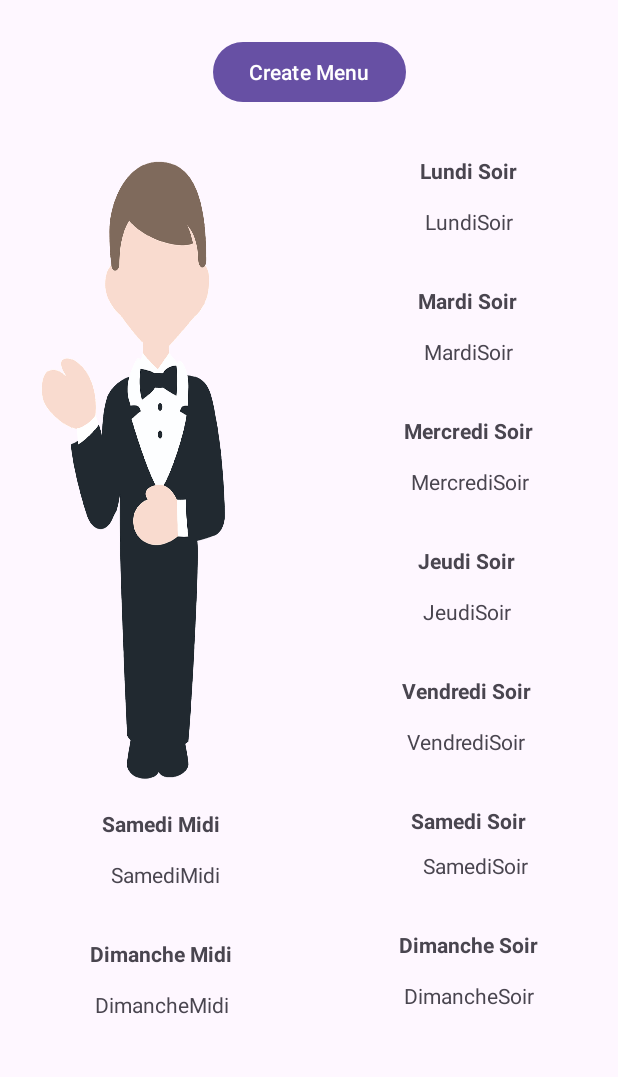
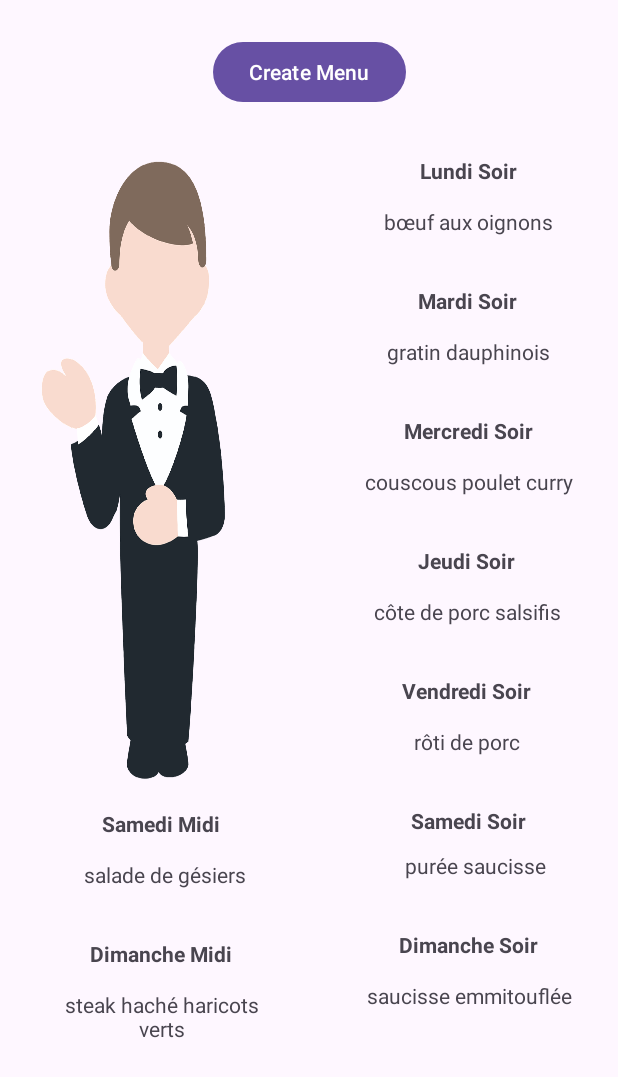
Before and after one commit to lazar360/menu-maker, an Android app: the SettingsActivity screen opened directly, with no data from a screen before it, after a tap on "Create Menu", on a phone screen of 412 x 824 dp. Shown: the top 1077 px of the screen. Run offline under Robolectric (Android 15) with nearby library versions, the phone set to English and light mode, and no system bars.

Commit message:
upd activity_settings implement algo

```diff
--- a/app/src/main/java/com/example/newexperience/SettingsActivity.java
+++ b/app/src/main/java/com/example/newexperience/SettingsActivity.java
@@ -8,6 +8,13 @@ import android.util.Log;
 import android.view.View;
 import android.widget.EditText;
 import android.widget.TextView;
+
+import java.util.ArrayList;
+import java.util.Arrays;
+import java.util.HashSet;
+import java.util.List;
+import java.util.Random;
+import java.util.Set;
 
 public class SettingsActivity extends AppCompatActivity {
 
@@ -20,14 +27,55 @@ public class SettingsActivity extends AppCompatActivity {
 
     public void createMenu(View theView){
 
-        ((TextView)findViewById(R.id.textView5)).setText("LundiSoir"); // LundiSoir
-        ((TextView)findViewById(R.id.textView10)).setText("MardiSoir"); // MardiSoir
-        ((TextView)findViewById(R.id.textView13)).setText("MercrediSoir"); // MercrediSoir
-        ((TextView)findViewById(R.id.textView16)).setText("JeudiSoir"); // JeudiSoir
-        ((TextView)findViewById(R.id.textView19)).setText("VendrediSoir"); // VendrediSoir
-        ((TextView)findViewById(R.id.textView22)).setText("SamediMidi"); // SamediMidi
-        ((TextView)findViewById(R.id.textView25)).setText("SamediSoir"); // SamediSoir
-        ((TextView)findViewById(R.id.textView28)).setText("DimancheMidi"); // DimancheMidi
-        ((TextView)findViewById(R.id.textView31)).setText("DimancheSoir"); // DimancheSoir
+        // Algo de creation de menu
+        int min = 1;
+        int max = 9;
+        int sizeRequired = 9;
+        List<String> listOfDishesFull = Arrays.asList(
+                "purée saucisse",
+                "rôti de porc",
+                "gratin dauphinois",
+                "steak haché haricots verts",
+                "côte de porc salsifis",
+                "salade de gésiers",
+                "couscous poulet curry",
+                "bœuf aux oignons",
+                "saucisse emmitouflée",
+                "carotte saucisse",
+                " ravioles sauce au pistou",
+                "bavette à l'échalote",
+                " poisson pané ratatouille",
+                "tourte tomate"
+        );
+
+        List<String> listOfDishes = new ArrayList<>();
+        Random random = new Random();
+        Set<Integer> selectedIndices = new HashSet<>();
+
+        while (listOfDishes.size() < sizeRequired) {
+            int randomIndex;
+            do {
+                randomIndex = random.nextInt(max - min + 1) + min - 1;
+            } while (selectedIndices.contains(randomIndex));
+
+            selectedIndices.add(randomIndex);
+            listOfDishes.add(listOfDishesFull.get(randomIndex));
+        }
+
+        for (String dish : listOfDishes) {
+            // System.out.println("plat : " + dish);
+            Log.v("info", "plat : " + dish);
+        }
+
+        // Remplissage des champs affiches
+        ((TextView)findViewById(R.id.textView5)).setText(listOfDishes.get(0)); // LundiSoir
+        ((TextView)findViewById(R.id.textView10)).setText(listOfDishes.get(1)); // MardiSoir
+        ((TextView)findViewById(R.id.textView13)).setText(listOfDishes.get(2)); // MercrediSoir
+        ((TextView)findViewById(R.id.textView16)).setText(listOfDishes.get(3)); // JeudiSoir
+        ((TextView)findViewById(R.id.textView19)).setText(listOfDishes.get(4)); // VendrediSoir
+        ((TextView)findViewById(R.id.textView22)).setText(listOfDishes.get(5)); // SamediMidi
+        ((TextView)findViewById(R.id.textView25)).setText(listOfDishes.get(6)); // SamediSoir
+        ((TextView)findViewById(R.id.textView28)).setText(listOfDishes.get(7)); // DimancheMidi
+        ((TextView)findViewById(R.id.textView31)).setText(listOfDishes.get(8)); // DimancheSoir
     }
 }
```
